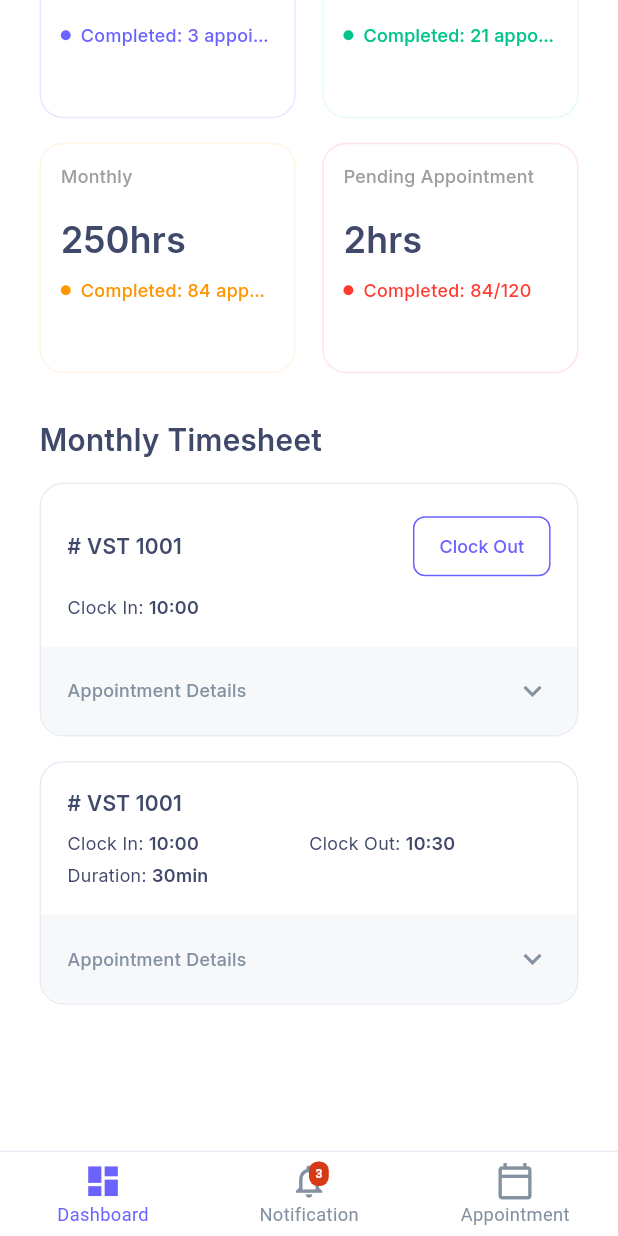
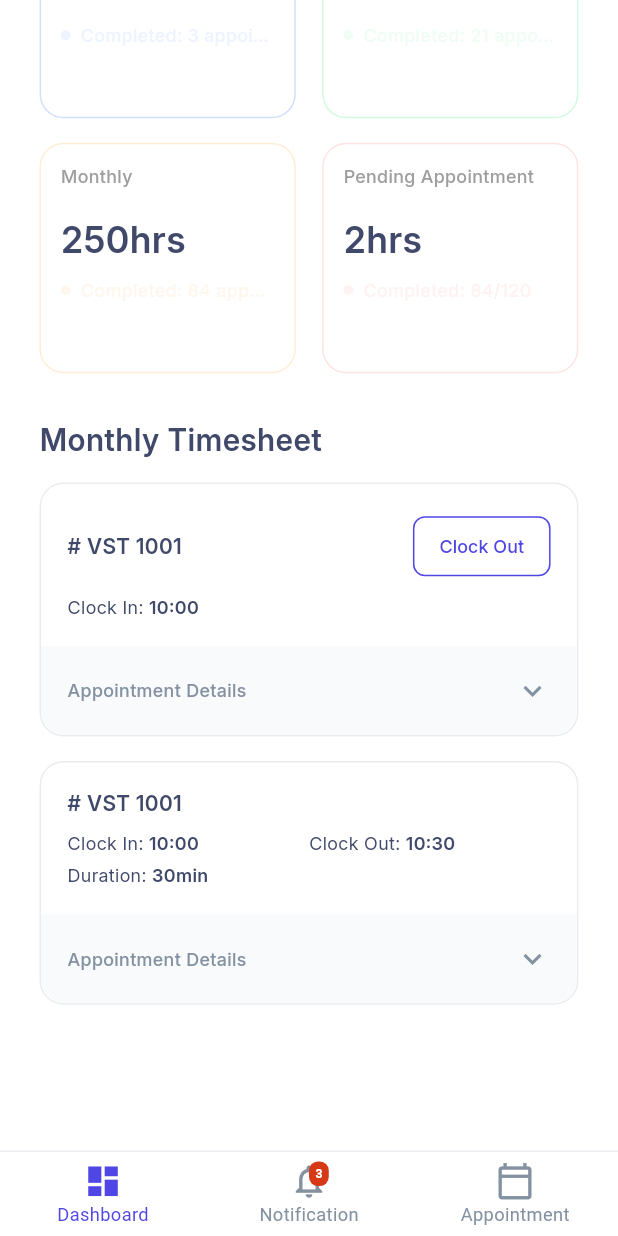
Before and after one commit to Jossyboydgenius/CareClink, a Flutter app: the Dashboard screen opened by its route, scrolled down 244 dp, on a phone screen of 412 x 824 dp. Run offline on Flutter 3.47's test engine with Material 3 defaults, Android fonts, the phone set to English and light mode, and no system bars; our stand-ins replace flutter_screenutil.

Commit message:
Refactor primary color and activity card colors

```diff
--- a/lib/shared/app_colors.dart
+++ b/lib/shared/app_colors.dart
@@ -1,14 +1,14 @@
 import 'package:flutter/material.dart';
 
 class AppColors {
-  static const Color primary = Color(0xFF6C63FF);
+  static const Color primary = Color(0xFF4F46E5);
   static const Color mainBlue = Color(0xffE9EDFA);
   static const Color lightBlack = Color(0xFF1E232C);
   static const Color lightBlue = Color(0xFF4869DF);
   static const Color lightBlue1 = Color(0xFF5F62AB);
   static const Color deepBlue = Color(0xFF1535A9);
   static const Color red = Color(0xFFD53916);
-  static const Color white = Color(0xFFFFFFFF);
+  static const Color white = Colors.white;
   static const Color lightBlue100 = Color(0xFFEDF0F9);
   static const Color purple = Color(0xFF5F62AB);
   static const Color purple100 = Color(0xFF6C57B1);
@@ -25,14 +25,14 @@ class AppColors {
   static const Color green200 = Color(0xFF48C79F);
 
   // Activity Card Colors
-  static const Color activityPurple = Color(0xFF6C63FF);
-  static const Color activityPurpleBorder = Color(0xFFE8E6FF);
-  static const Color activityGreen = Color(0xFF00C48C);
-  static const Color activityGreenBorder = Color(0xFFE6FAF5);
-  static const Color activityOrange = Color(0xFFFF9500);
-  static const Color activityOrangeBorder = Color(0xFFFFF5E5);
-  static const Color activityRed = Color(0xFFFF3B30);
-  static const Color activityRedBorder = Color(0xFFFFE5E5);
+  static const Color activityPurple = Color(0xFFEEF4FF);
+  static const Color activityPurpleBorder = Color(0xFFD1E0FF);
+  static const Color activityGreen = Color(0xFFF0FDF4);
+  static const Color activityGreenBorder = Color(0xFFD1FADF);
+  static const Color activityOrange = Color(0xFFFFF7ED);
+  static const Color activityOrangeBorder = Color(0xFFFFEDD5);
+  static const Color activityRed = Color(0xFFFEF3F2);
+  static const Color activityRedBorder = Color(0xFFFEE4E2);
 
   // Text Colors
   static const Color textPrimary = Color(0xFF404969);
@@ -45,8 +45,9 @@ class AppColors {
   static const Color primary50 = Color(0xFFFAFAFA);
 
   //Grey
-  static const Color grey100 = Color(0xFFF7F8F9);
-  static const Color grey200 = Color(0xFFE8ECF4);
+  static const Color grey = Color(0xFF667085);
+  static const Color grey100 = Color(0xFFF9FAFB);
+  static const Color grey200 = Color(0xFFEAECF0);
   static const Color grey300 = Color(0xFF8391A1);
   static const Color grey400 = Color(0xFFD0D5DD);
   static const Color grey800 = Color(0xFF999DA3);
```
